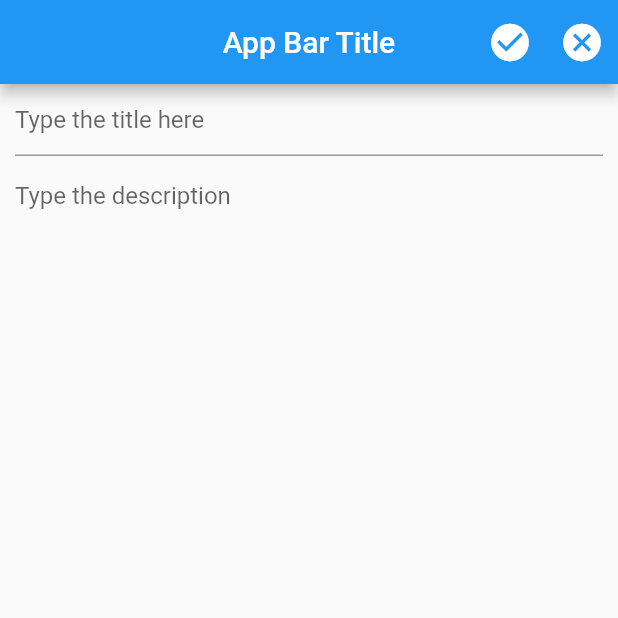
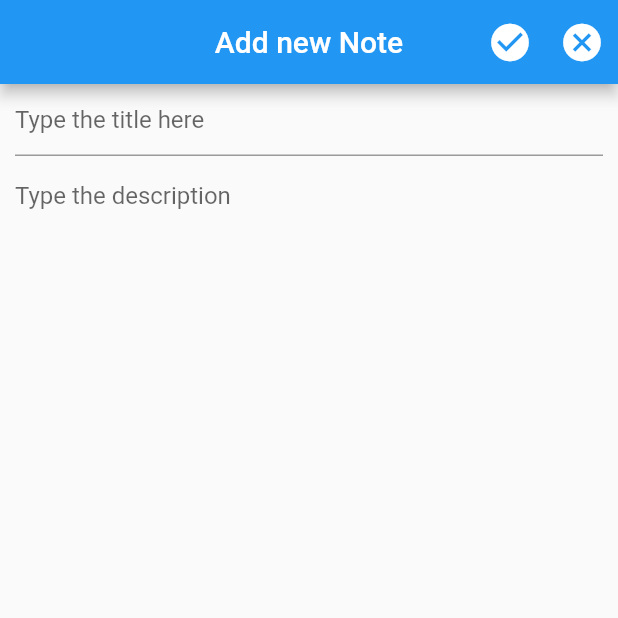
Before and after one commit to fpbell/MyFirst, a Flutter app: the HomeScreen screen opened directly, after a tap on the "add" icon, on a phone screen of 412 x 824 dp, the top half of it. Run offline on Flutter 3.47's test engine with Material 2 defaults, Android fonts, the light colour scheme and no system bars; our stand-ins replace cloud_firestore, firebase_auth, firebase_core; accounts and stored records are empty.

Commit message:
Task B6 completed

```diff
--- a/lib/edit_screen.dart
+++ b/lib/edit_screen.dart
@@ -2,10 +2,20 @@ import 'package:cloud_firestore/cloud_firestore.dart';
 import 'package:firebase_auth/firebase_auth.dart';
 import 'package:flutter/material.dart';
 
+import 'models/notes.dart';
+
 class EditScreen extends StatefulWidget {
-  static Route route() => MaterialPageRoute(builder: (_) => const EditScreen());
-
-  const EditScreen({Key? key}) : super(key: key);
+  final String title;
+  final bool isView, isEdit, isNew;
+  Note? selectedNote;
+  EditScreen({
+    Key? key,
+    required this.title,
+    this.selectedNote,
+    required this.isView,
+    required this.isEdit,
+    required this.isNew,
+  }) : super(key: key);
 
   @override
   State<EditScreen> createState() => _EditScreenState();
@@ -15,14 +25,34 @@ class _EditScreenState extends State<EditScreen> {
   final _titleController = TextEditingController();
   final _descriptionController = TextEditingController();
 
+  String? noteTitle = "", noteContent = "";
+
+  @override
+  void initState() {
+    setState(() {
+      noteTitle = widget.selectedNote != null
+          ? widget.selectedNote!.title.toString()
+          : "";
+
+      noteContent = widget.selectedNote != null
+          ? widget.selectedNote!.content.toString()
+          : "";
+
+      _titleController.text = noteTitle.toString();
+      _descriptionController.text = noteContent.toString();
+    });
+    super.initState();
+  }
+
   @override
   Widget build(BuildContext context) {
     return Scaffold(
       appBar: AppBar(
         leading: Container(),
         centerTitle: true,
-        title: const Text('App Bar Title'),
+        title: Text(widget.title),
         actions: [
+          if (widget.isView == false)
             IconButton(
                 icon: const Icon(
                   Icons.check_circle,
@@ -34,14 +64,18 @@ class _EditScreenState extends State<EditScreen> {
                 Icons.cancel_sharp,
                 size: 30,
               ),
-              onPressed: () {}),
+              onPressed: () {
+                Navigator.pop(context);
+              }),
         ],
       ),
       body: Container(
         padding: const EdgeInsets.symmetric(horizontal: 10.0),
         child: Column(
+          crossAxisAlignment: CrossAxisAlignment.start,
           children: [
             TextFormField(
+              readOnly: widget.isView,
               controller: _titleController,
               initialValue: null,
               enabled: true,
@@ -55,6 +89,7 @@ class _EditScreenState extends State<EditScreen> {
             ),
             Expanded(
               child: TextFormField(
+                  readOnly: widget.isView,
                   controller: _descriptionController,
                   enabled: true,
                   initialValue: null,
--- a/lib/home_screen.dart
+++ b/lib/home_screen.dart
@@ -15,7 +15,7 @@ class HomeScreen extends StatefulWidget {
 }
 
 class _HomeScreenState extends State<HomeScreen> {
-  List<NotesModel> notes = [];
+  List<Note> notes = [];
   bool isShow = true;
   int editingItemSelected = -1;
 
@@ -66,7 +66,18 @@ class _HomeScreenState extends State<HomeScreen> {
                 children: [
                   IconButton(
                     icon: const Icon(Icons.edit, color: Colors.blue),
-                    onPressed: () {},
+                    onPressed: () {
+                      Navigator.push(
+                          context,
+                          MaterialPageRoute(
+                              builder: (context) => EditScreen(
+                                    title: 'Edit Note',
+                                    selectedNote: notes[index],
+                                    isView: false,
+                                    isNew: false,
+                                    isEdit: true,
+                                  )));
+                    },
                   ),
                   IconButton(
                     icon: const Icon(
@@ -74,7 +85,7 @@ class _HomeScreenState extends State<HomeScreen> {
                       color: Colors.blue,
                     ),
                     onPressed: () async {
-                      List<NotesModel> newNote =
+                      List<Note> newNote =
                           await DeleteNoteItem.callItemAPI(notes, index);
 
                       setState(() {
@@ -90,7 +101,17 @@ class _HomeScreenState extends State<HomeScreen> {
           subtitle: Visibility(
               visible: isShow, child: Text(notes[index].content.toString())),
           onTap: () {
-            longPressCallBack(index);
+            //longPressCallBack(index);
+            Navigator.push(
+                context,
+                MaterialPageRoute(
+                    builder: (context) => EditScreen(
+                          title: 'View Note',
+                          selectedNote: notes[index],
+                          isView: true,
+                          isEdit: false,
+                          isNew: false,
+                        )));
           },
           onLongPress: () {
             longPressCallBack(index);
@@ -118,8 +139,15 @@ class _HomeScreenState extends State<HomeScreen> {
             child: const Icon(Icons.add),
             tooltip: 'Add a new note',
             onPressed: () {
-              Navigator.push(context,
-                  MaterialPageRoute(builder: (context) => const EditScreen()));
+              Navigator.push(
+                  context,
+                  MaterialPageRoute(
+                      builder: (context) => EditScreen(
+                            title: 'Add new Note',
+                            isView: false,
+                            isEdit: false,
+                            isNew: true,
+                          )));
             },
           ),
         ],
--- a/lib/models/notes.dart
+++ b/lib/models/notes.dart
@@ -1,18 +1,29 @@
-class NotesModel {
+class Note {
   String? title, content;
   bool isShow;
+  final dynamic id;
 
-  NotesModel({this.title, this.content, required this.isShow});
+  Note({this.id = 0, this.title = '', this.content = '', required this.isShow});
 
-  factory NotesModel.fromJson(Map<String, dynamic> json) => NotesModel(
-      title: json["title"] ?? "",
-      content: json["content"] ?? "",
-      isShow: false);
+  //factory NotesModel.fromJson(Map<String, dynamic> json) => NotesModel(
+  //  title: json["title"] ?? "",
+  // content: json["content"] ?? "",
+  //  isShow: false);
 
-  Map<String, dynamic> toJson() {
-    final Map<String, dynamic> data = <String, dynamic>{};
-    data['title'] = title;
-    data['content'] = content;
-    return data;
-  }
+  //Map<String, dynamic> toJson() {
+  //  final Map<String, dynamic> data = <String, dynamic>{};
+  //  data['title'] = title;
+  //  data['content'] = content;
+  //return data;
+  //}
+
+  Note.fromJson(Map<String, dynamic> json)
+      : this(
+            id: json['id'],
+            title: json['title'],
+            content: json['content'],
+            isShow: false);
+
+  Map<String, dynamic> toJson() =>
+      {'id': id, 'title': title, 'content': content};
 }
--- a/lib/repository/deleteNoteItem.dart
+++ b/lib/repository/deleteNoteItem.dart
@@ -6,8 +6,7 @@ import 'package:firebase_auth/firebase_auth.dart';
 import '../models/notes.dart';
 
 class DeleteNoteItem {
-  static Future<List<NotesModel>> callItemAPI(
-      List<NotesModel> notes, int index) async {
+  static Future<List<Note>> callItemAPI(List<Note> notes, int index) async {
     try {
       notes.removeAt(index);
 
@@ -28,7 +27,7 @@ class DeleteNoteItem {
 
       return notes;
     } catch (e) {
-      List<NotesModel> noteNull = [];
+      List<Note> noteNull = [];
       return noteNull;
     }
   }
--- a/lib/repository/getNoteList.dart
+++ b/lib/repository/getNoteList.dart
@@ -4,7 +4,7 @@ import 'package:firebase_auth/firebase_auth.dart';
 import '../models/notes.dart';
 
 class NoteList {
-  static Future<List<NotesModel>> callItemAPI() async {
+  static Future<List<Note>> callItemAPI() async {
     try {
       FirebaseFirestore firestore = FirebaseFirestore.instance;
 
@@ -19,12 +19,12 @@ class NoteList {
       DocumentSnapshot doc = await docNote.get();
       final data = doc.data() as Map<String, dynamic>;
 
-      final itemList = List<NotesModel>.from(
-          data['docArray'].map((e) => NotesModel.fromJson(e)));
+      final itemList =
+          List<Note>.from(data['docArray'].map((e) => Note.fromJson(e)));
 
       return itemList;
     } catch (e) {
-      List<NotesModel> itemNull = [];
+      List<Note> itemNull = [];
       return itemNull;
     }
   }
```
Lines whose indentation alone changed are shown as unchanged.
